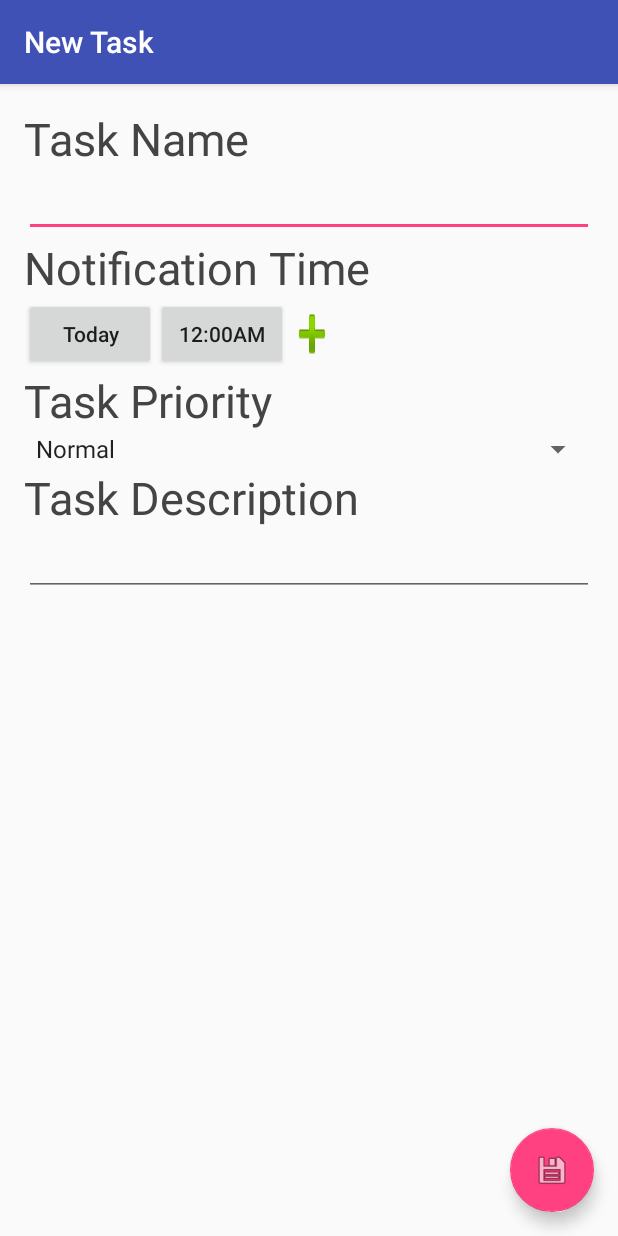
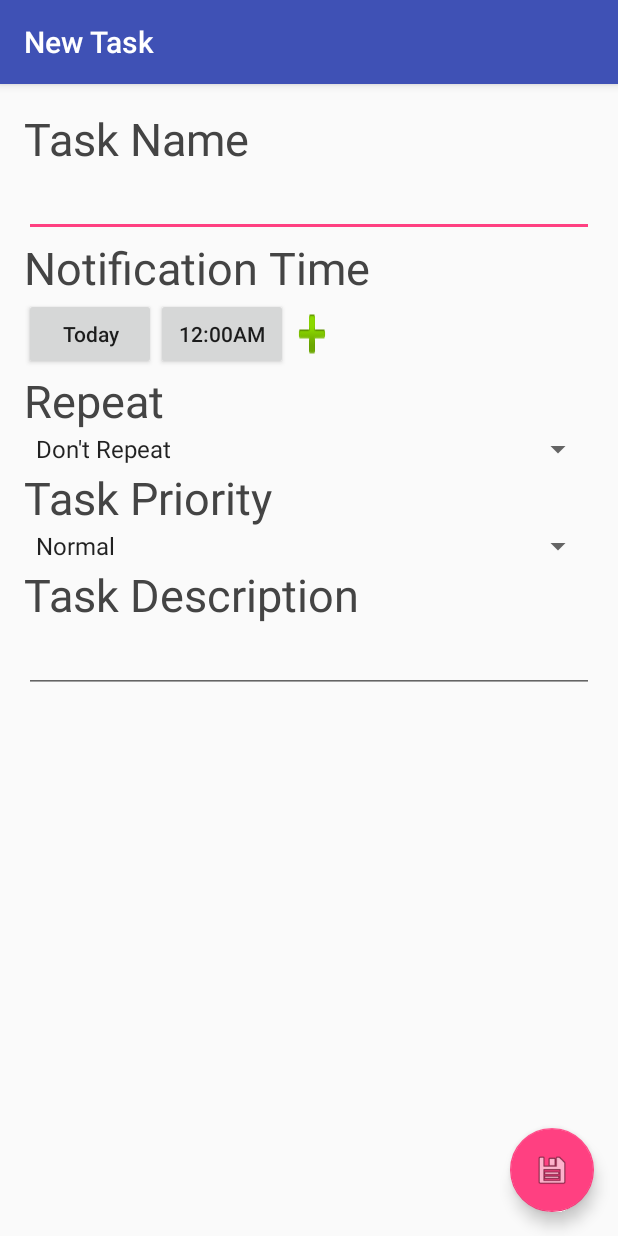
Before and after one commit to Hazzard13/Simple-To-Do, an Android app: the TaskCreator screen opened directly, with no data from a screen before it, on a phone screen of 412 x 824 dp. Run offline under Robolectric (Android 15) with nearby library versions, the phone set to English and light mode, and no system bars.

Commit message:
Version 1.1.1: Repeating tasks added! Tasks can now be set to repeat every day, week, two weeks, or month.

```diff
--- a/app/build.gradle
+++ b/app/build.gradle
@@ -8,8 +8,8 @@ android {
         applicationId "com.hazzard.nathan.to_do"
         minSdkVersion 15
         targetSdkVersion 23
-        versionCode 4
-        versionName "1.1.0"
+        versionCode 5
+        versionName "1.1.1"
     }
     buildTypes {
         release {
--- a/app/src/main/AndroidManifest.xml
+++ b/app/src/main/AndroidManifest.xml
@@ -1,8 +1,8 @@
 <?xml version="1.0" encoding="utf-8"?>
 <manifest xmlns:android="http://schemas.android.com/apk/res/android"
     package="com.hazzard.nathan.to_do"
-    android:versionCode="4"
-    android:versionName="1.1.0">
+    android:versionCode="5"
+    android:versionName="1.1.1">
 
     <uses-permission android:name="android.permission.RECEIVE_BOOT_COMPLETED" />
 
--- a/app/src/main/java/com/hazzard/nathan/to_do/TaskCreator.java
+++ b/app/src/main/java/com/hazzard/nathan/to_do/TaskCreator.java
@@ -30,6 +30,7 @@ import java.util.Random;
 public class TaskCreator extends AppCompatActivity {
     public EditText taskName;
     public ArrayList<GregorianCalendar> timeList;
+    public int taskRepeating;
     public int taskPriority;
     public EditText taskDetails;
     public ArrayList<Integer> taskRequestCodes;
@@ -50,11 +51,18 @@ public class TaskCreator extends AppCompatActivity {
         taskName = (EditText) findViewById(R.id.taskName);
         taskDetails = (EditText) findViewById(R.id.taskDetails);
         Spinner prioritySpinner = (Spinner) findViewById(R.id.priority_spinner);
-        ArrayAdapter<CharSequence> adapter = ArrayAdapter.createFromResource(this, R.array.priority_array, android.R.layout.simple_spinner_item);
-        adapter.setDropDownViewResource(android.R.layout.simple_spinner_dropdown_item);
-        prioritySpinner.setAdapter(adapter);
+        ArrayAdapter<CharSequence> priorityAdapter = ArrayAdapter.createFromResource(this, R.array.priority_array, android.R.layout.simple_spinner_item);
+        priorityAdapter.setDropDownViewResource(android.R.layout.simple_spinner_dropdown_item);
+        prioritySpinner.setAdapter(priorityAdapter);
         prioritySpinner.setOnItemSelectedListener(new PriorityListener());
         prioritySpinner.setSelection(2);
+
+        Spinner repeatingSpinner = (Spinner) findViewById(R.id.repeating_spinner);
+        ArrayAdapter<CharSequence> repeatingAdapter = ArrayAdapter.createFromResource(this, R.array.repeating_array, android.R.layout.simple_spinner_item);
+        repeatingAdapter.setDropDownViewResource(android.R.layout.simple_spinner_dropdown_item);
+        repeatingSpinner.setAdapter(repeatingAdapter);
+        repeatingSpinner.setOnItemSelectedListener(new RepeatingListener());
+        repeatingSpinner.setSelection(0);
 
         //Loads the details from a passed Task if one is present
         Intent intent = getIntent();
@@ -63,6 +71,8 @@ public class TaskCreator extends AppCompatActivity {
             taskName.setText(task.getName());
             timeList = task.getTimeList();
             taskDetails.setText(task.getDetails());
+            taskRepeating = task.getRepeating();
+            repeatingSpinner.setSelection(taskRepeating);
             taskPriority = task.getPriority();
             prioritySpinner.setSelection(taskPriority);
             taskRequestCodes = task.getRequestCodes();
@@ -137,7 +147,7 @@ public class TaskCreator extends AppCompatActivity {
         int year = c.get(Calendar.YEAR);
         int month = c.get(Calendar.MONTH);
         int day = c.get(Calendar.DAY_OF_MONTH);
-        timeList.add(new GregorianCalendar(year, month, day));
+        timeList.add((GregorianCalendar) timeList.get(0).clone());
         addRequestCode();
         timeAdapter.notifyDataSetChanged();
     }
@@ -222,6 +232,15 @@ public class TaskCreator extends AppCompatActivity {
         }
     }
 
+    public class RepeatingListener implements AdapterView.OnItemSelectedListener {
+        public void onItemSelected(AdapterView<?> parent, View view, int pos, long id) {
+            taskRepeating = pos;
+        }
+
+        public void onNothingSelected(AdapterView<?> parent) {
+        }
+    }
+
     public void saveTask() {
         //Removes any previous versions of this task before saving it
         for (int i = 0; i < taskList.size(); i++) {
@@ -232,7 +251,12 @@ public class TaskCreator extends AppCompatActivity {
         }
 
         //Creates the task and adds it to the list
-        Task createdTask = new Task(taskName.getText().toString(), timeList, taskPriority, taskDetails.getText().toString(), taskRequestCodes);
+        Task createdTask = new Task(taskName.getText().toString(), timeList, taskRepeating, taskPriority, taskDetails.getText().toString(), taskRequestCodes);
+        if(createdTask.repeats()) {
+            while (createdTask.getTimeList().get(0).getTimeInMillis() < System.currentTimeMillis()) {
+                createdTask.repeat();
+            }
+        }
         taskList.add(createdTask);
 
         //Sends a notification to the Android alarm handler
--- a/app/src/main/res/layout/content_task_creator.xml
+++ b/app/src/main/res/layout/content_task_creator.xml
@@ -44,6 +44,21 @@
     <TextView
         android:layout_width="wrap_content"
         android:layout_height="wrap_content"
+        android:id="@+id/enterRepeating"
+        android:text="@string/enter_repeating"
+        android:textSize="30dp"
+        android:textColor="#444444">
+    </TextView>
+
+    <Spinner
+        android:id="@+id/repeating_spinner"
+        android:layout_width="fill_parent"
+        android:layout_height="wrap_content">
+    </Spinner>
+
+    <TextView
+        android:layout_width="wrap_content"
+        android:layout_height="wrap_content"
         android:id="@+id/enterPriority"
         android:text="@string/enter_priority"
         android:textSize="30dp"
--- a/app/src/main/res/values/arrays.xml
+++ b/app/src/main/res/values/arrays.xml
@@ -13,4 +13,12 @@
         <item>High</item>
         <item>ASAP</item>
     </string-array>
+
+    <string-array name="repeating_array">
+        <item>Don\'t Repeat</item>
+        <item>Daily</item>
+        <item>Weekly</item>
+        <item>Biweekly</item>
+        <item>Monthly</item>
+    </string-array>
 </resources>
--- a/app/src/main/res/values/strings.xml
+++ b/app/src/main/res/values/strings.xml
@@ -9,6 +9,7 @@
 
     <string name="enter_name">Task Name</string>
     <string name="enter_time">Notification Time</string>
+    <string name="enter_repeating">Repeat</string>
     <string name="enter_priority">Task Priority</string>
     <string name="enter_details">Task Description</string>
 
```
Also changed, not shown: app/src/main/java/com/hazzard/nathan/to_do/AlarmReceiver.java (+20 -0 lines), app/src/main/java/com/hazzard/nathan/to_do/NotificationRefresh.java (+8 -2 lines), app/src/main/java/com/hazzard/nathan/to_do/Task.java (+33 -1 lines), app/src/main/java/com/hazzard/nathan/to_do/TaskListManager.java (+8 -1 lines), 2 other files.
